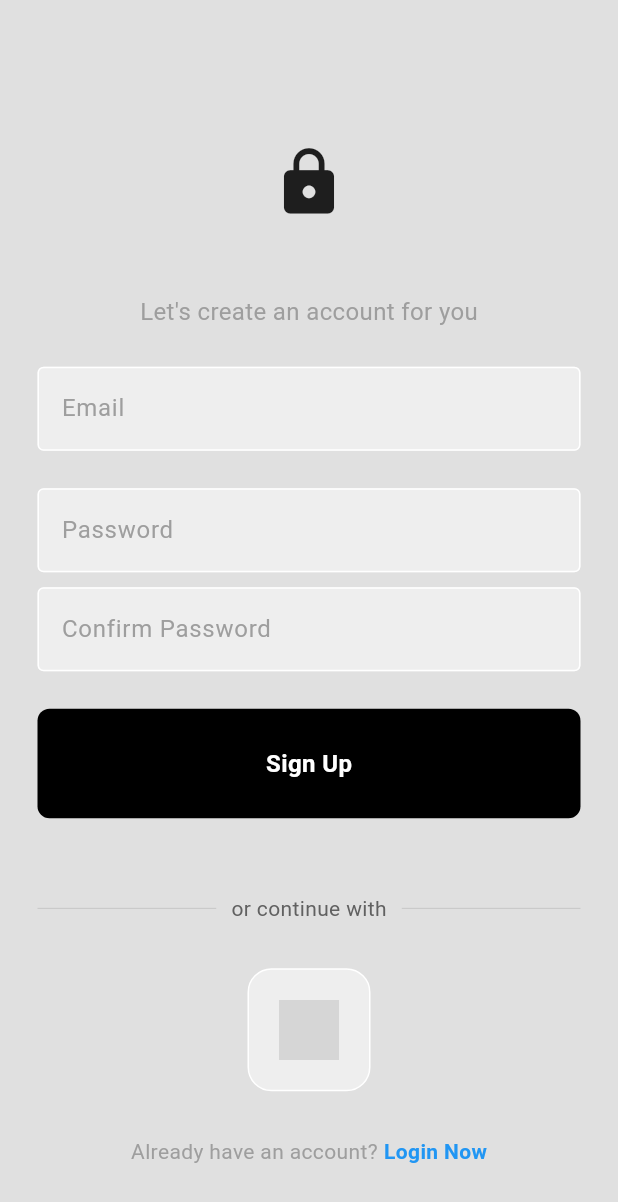
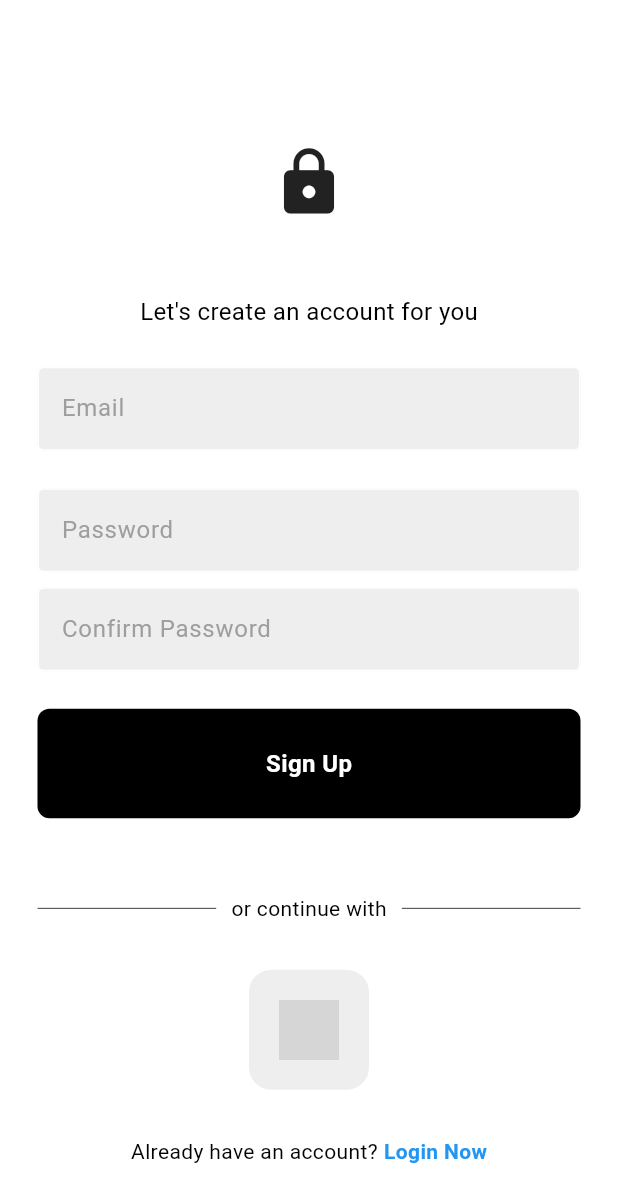
Before and after one commit to fethiyesari/organizer, a Flutter app: the screen it shows after launch, after a tap on "Register Now", on a phone screen of 412 x 824 dp. Shown: the top 1202 px of the screen. Run offline on Flutter 3.47's test engine with Material 3 defaults, Android fonts, the phone set to English and light mode, and no system bars; our stand-ins replace firebase_auth, firebase_core, google_sign_in; accounts and stored records are empty; network calls fail; grey boxes are pictures that could not be loaded.

Commit message:
colors change

```diff
--- a/lib/components/my_card_tile.dart
+++ b/lib/components/my_card_tile.dart
@@ -5,10 +5,10 @@ class MyCardTile extends StatelessWidget {
   final VoidCallback onTap;
 
   const MyCardTile({
-    Key? key,
+    super.key,
     required this.tileTitle,
     required this.onTap,
-  }) : super(key: key);
+  });
 
   @override
   Widget build(BuildContext context) {
--- a/lib/pages/auth_page.dart
+++ b/lib/pages/auth_page.dart
@@ -1,6 +1,5 @@
 import 'package:organizer/pages/home_page.dart';
 import 'package:organizer/pages/login_or_register_page.dart';
-import 'package:organizer/pages/login_page.dart';
 import 'package:firebase_auth/firebase_auth.dart';
 import 'package:flutter/material.dart';
 
--- a/lib/pages/home_page.dart
+++ b/lib/pages/home_page.dart
@@ -1,4 +1,3 @@
-import 'package:organizer/components/my_card_tile.dart';
 import 'package:firebase_auth/firebase_auth.dart';
 import 'package:flutter/material.dart';
 
--- a/lib/pages/login_page.dart
+++ b/lib/pages/login_page.dart
@@ -1,7 +1,6 @@
 import 'package:organizer/components/my_button.dart';
 import 'package:organizer/components/my_textfield.dart';
 import 'package:firebase_auth/firebase_auth.dart';
-import 'package:firebase_core/firebase_core.dart';
 import 'package:organizer/services/auth_service.dart';
 import 'package:flutter/material.dart';
 import 'package:organizer/components/square_tile.dart';
@@ -46,7 +45,7 @@ class _LoginPageState extends State<LoginPage> {
       context: context,
       builder: (context) {
         return AlertDialog(
-          backgroundColor: Colors.deepPurple,
+          backgroundColor: Colors.deepOrange,
           title: Center(
               child: Text(
             message,
@@ -60,7 +59,7 @@ class _LoginPageState extends State<LoginPage> {
   @override
   Widget build(BuildContext context) {
     return Scaffold(
-      backgroundColor: Colors.grey[300],
+      backgroundColor: Colors.white,
       body: SafeArea(
         child: Center(
           child: SingleChildScrollView(
@@ -74,7 +73,7 @@ class _LoginPageState extends State<LoginPage> {
                 // welcome back
                 const Text(
                   "Welcome back",
-                  style: TextStyle(color: Colors.grey, fontSize: 16),
+                  style: TextStyle(color: Colors.white, fontSize: 16),
                 ),
 
                 const SizedBox(height: 25),
@@ -96,14 +95,14 @@ class _LoginPageState extends State<LoginPage> {
 
                 const SizedBox(height: 10),
                 // forgot password
-                Padding(
-                  padding: const EdgeInsets.symmetric(horizontal: 25.0),
+                const Padding(
+                  padding: EdgeInsets.symmetric(horizontal: 25.0),
                   child: Row(
                     mainAxisAlignment: MainAxisAlignment.end,
                     children: [
                       Text(
                         "Forgot Password?",
-                        style: TextStyle(color: Colors.grey[600]),
+                        style: TextStyle(color: Colors.black),
                       ),
                     ],
                   ),
@@ -122,29 +121,29 @@ class _LoginPageState extends State<LoginPage> {
                   height: 50,
                 ),
                 // or continue with
-                Padding(
-                  padding: const EdgeInsets.symmetric(horizontal: 25),
+                const Padding(
+                  padding: EdgeInsets.symmetric(horizontal: 25),
                   child: Row(
                     children: [
                       Expanded(
                         child: Divider(
                           thickness: 0.5,
-                          color: Colors.grey[400],
+                          color: Colors.black,
                         ),
                       ),
                       Padding(
-                        padding: const EdgeInsets.symmetric(horizontal: 10),
+                        padding: EdgeInsets.symmetric(horizontal: 10),
                         child: Text(
                           "or continue with",
                           style: TextStyle(
-                            color: Colors.grey[700],
+                            color: Colors.black,
                           ),
                         ),
                       ),
                       Expanded(
                         child: Divider(
                           thickness: 0.5,
-                          color: Colors.grey[400],
+                          color: Colors.black,
                         ),
                       ),
                     ],
@@ -172,7 +171,7 @@ class _LoginPageState extends State<LoginPage> {
                   children: [
                     const Text(
                       "Not a member?",
-                      style: TextStyle(color: Colors.grey),
+                      style: TextStyle(color: Colors.black),
                     ),
                     const SizedBox(width: 4),
                     GestureDetector(
--- a/lib/pages/register_page.dart
+++ b/lib/pages/register_page.dart
@@ -1,7 +1,6 @@
 import 'package:organizer/components/my_button.dart';
 import 'package:organizer/components/my_textfield.dart';
 import 'package:firebase_auth/firebase_auth.dart';
-import 'package:firebase_core/firebase_core.dart';
 import 'package:organizer/services/auth_service.dart';
 import 'package:flutter/material.dart';
 import 'package:organizer/components/square_tile.dart';
@@ -50,7 +49,7 @@ class _RegisterPageState extends State<RegisterPage> {
       context: context,
       builder: (context) {
         return AlertDialog(
-          backgroundColor: Colors.deepPurple,
+          backgroundColor: Colors.orange,
           title: Center(
               child: Text(
             message,
@@ -64,7 +63,7 @@ class _RegisterPageState extends State<RegisterPage> {
   @override
   Widget build(BuildContext context) {
     return Scaffold(
-      backgroundColor: Colors.grey[300],
+      backgroundColor: Colors.white,
       body: SafeArea(
         child: Center(
           child: SingleChildScrollView(
@@ -78,7 +77,7 @@ class _RegisterPageState extends State<RegisterPage> {
                 // welcome back
                 const Text(
                   "Let's create an account for you",
-                  style: TextStyle(color: Colors.grey, fontSize: 16),
+                  style: TextStyle(color: Colors.black, fontSize: 16),
                 ),
 
                 const SizedBox(height: 25),
@@ -120,29 +119,29 @@ class _RegisterPageState extends State<RegisterPage> {
                   height: 50,
                 ),
                 // or continue with
-                Padding(
-                  padding: const EdgeInsets.symmetric(horizontal: 25),
+                const Padding(
+                  padding: EdgeInsets.symmetric(horizontal: 25),
                   child: Row(
                     children: [
                       Expanded(
                         child: Divider(
                           thickness: 0.5,
-                          color: Colors.grey[400],
+                          color: Colors.black,
                         ),
                       ),
                       Padding(
-                        padding: const EdgeInsets.symmetric(horizontal: 10),
+                        padding: EdgeInsets.symmetric(horizontal: 10),
                         child: Text(
                           "or continue with",
                           style: TextStyle(
-                            color: Colors.grey[700],
+                            color: Colors.black,
                           ),
                         ),
                       ),
                       Expanded(
                         child: Divider(
                           thickness: 0.5,
-                          color: Colors.grey[400],
+                          color: Colors.black,
                         ),
                       ),
                     ],
@@ -170,7 +169,7 @@ class _RegisterPageState extends State<RegisterPage> {
                   children: [
                     const Text(
                       "Already have an account?",
-                      style: TextStyle(color: Colors.grey),
+                      style: TextStyle(color: Colors.black),
                     ),
                     const SizedBox(width: 4),
                     GestureDetector(
```
Also changed, not shown: pubspec.yaml (line endings or trailing spaces).
